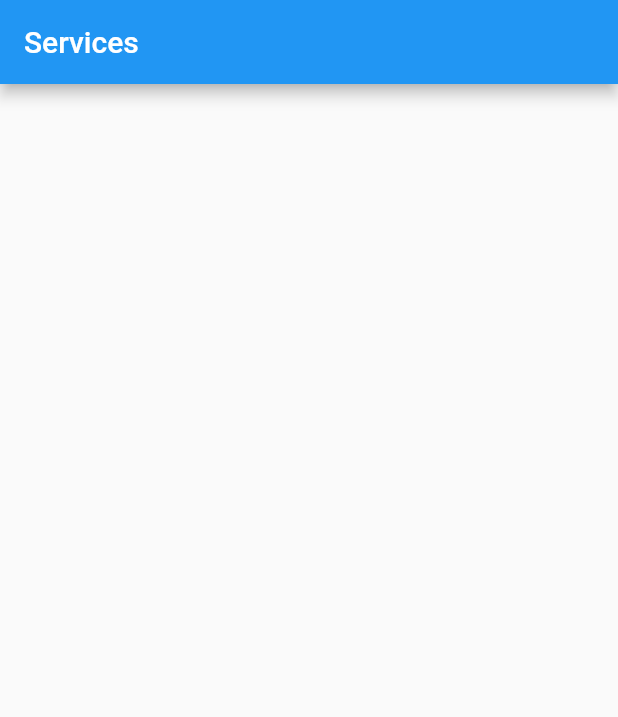
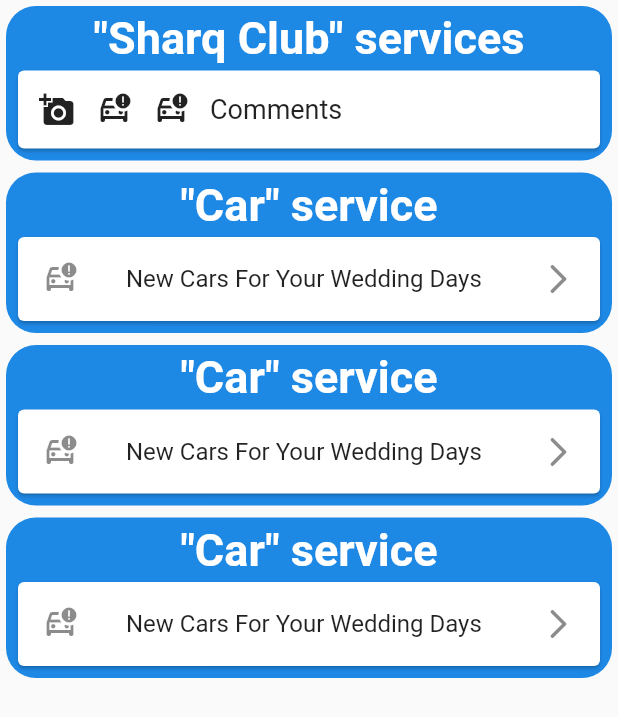
Before and after one commit to Azizbek-Beknazarov/sharq-crm, a Flutter app: the ServicePage screen opened directly, on a phone screen of 412 x 824 dp. Shown: the top 717 px of the screen. Run offline on Flutter 3.47's test engine with Material 2 defaults, Android fonts, the phone set to English and light mode, and no system bars; our stand-ins replace another_flushbar, cloud_firestore, dartz, equatable, firebase_auth, firebase_core and 5 more; accounts and stored records are empty.

Commit message:
service added

```diff
--- a/lib/core/usecase/usecase.dart
+++ b/lib/core/usecase/usecase.dart
@@ -35,12 +35,11 @@ class NoParams extends Equatable {
 //2
 class CarParams extends Equatable {
   final CarEntity carParam;
-  final String customerID;
 
-  CarParams(this.carParam, this.customerID);
+  CarParams(this.carParam);
 
   @override
-  List<Object?> get props => [carParam, customerID];
+  List<Object?> get props => [carParam];
 }
 
 //3
@@ -55,11 +54,11 @@ class CustomerUpdateParams extends Equatable {
 }
 //4
 
-class CarsParams extends Equatable {
-  final String customerID;
-
-  CarsParams( this.customerID);
-
-  @override
-  List<Object?> get props => [ customerID];
-}
+// class CarsParams extends Equatable {
+//   final String customerID;
+//
+//   CarsParams( this.customerID);
+//
+//   @override
+//   List<Object?> get props => [ customerID];
+// }
--- a/lib/features/customers/presentation/page/customer_auth_pages/confirm_customer_page.dart
+++ b/lib/features/customers/presentation/page/customer_auth_pages/confirm_customer_page.dart
@@ -1,6 +1,6 @@
 import 'package:flutter/cupertino.dart';
 import 'package:flutter/material.dart';
-import 'package:sharq_crm/features/customers/presentation/page/customer_auth_pages/service_page.dart';
+import 'package:sharq_crm/features/orders/service_page.dart';
 
 class ConfirmationPageCustomer extends StatelessWidget {
   ConfirmationPageCustomer({Key? key}) : super(key: key);
--- a/lib/features/customers/presentation/page/customer_auth_pages/login_customer_page.dart
+++ b/lib/features/customers/presentation/page/customer_auth_pages/login_customer_page.dart
@@ -1,7 +1,7 @@
 import 'package:flutter/cupertino.dart';
 import 'package:flutter/material.dart';
 import 'package:sharq_crm/features/customers/presentation/page/customer_auth_pages/signup_customer_page.dart';
-import 'package:sharq_crm/features/customers/presentation/page/customer_auth_pages/service_page.dart';
+import 'package:sharq_crm/features/orders/service_page.dart';
 
 
 class LogInCustomerPage extends StatelessWidget {
--- a/lib/features/customers/presentation/page/customer_auth_pages/service_page.dart
+++ /dev/null
@@ -1,20 +0,0 @@
-import 'package:flutter/cupertino.dart';
-import 'package:flutter/material.dart';
-
-class ServicePage extends StatefulWidget {
-  const ServicePage({Key? key}) : super(key: key);
-
-  @override
-  State<ServicePage> createState() => _ServicePageState();
-}
-
-class _ServicePageState extends State<ServicePage> {
-  @override
-  Widget build(BuildContext context) {
-    return Scaffold(
-      appBar: AppBar(
-        title: Text('Services'),
-      ),
-    );
-  }
-}
--- a/lib/features/orders/domain/repository/car_repo.dart
+++ b/lib/features/orders/domain/repository/car_repo.dart
@@ -3,9 +3,9 @@ import 'package:sharq_crm/core/error/failures.dart';
 import 'package:sharq_crm/features/orders/domain/entity/car_entity.dart';
 
 abstract class CarRepo {
-  Future<void> addNewCar(CarEntity newCar, String customerID);
+  Future<void> addNewCar(CarEntity newCar);
 
-  Future<Either<Failure, List<CarEntity>>> getAllCars(String customerId);
+  Future<Either<Failure, List<CarEntity>>> getAllCars();
 
   // Future<void> deleteCar(String carId);
   //
--- a/lib/features/orders/domain/usecase/car_usecase/add_new_car.dart
+++ b/lib/features/orders/domain/usecase/car_usecase/add_new_car.dart
@@ -9,6 +9,6 @@ class AddNewCarUseCase extends UseCaseCar<void, CarParams> {
 
   @override
   Future<void> call({required CarParams params}) async{
-    return await carRepo.addNewCar(params.carParam, params.customerID);
+    return await carRepo.addNewCar(params.carParam);
   }
 }
--- a/lib/features/orders/domain/usecase/car_usecase/get_all_cars.dart
+++ b/lib/features/orders/domain/usecase/car_usecase/get_all_cars.dart
@@ -4,13 +4,13 @@ import 'package:sharq_crm/core/usecase/usecase.dart';
 import 'package:sharq_crm/features/orders/domain/entity/car_entity.dart';
 import 'package:sharq_crm/features/orders/domain/repository/car_repo.dart';
 
-class GetAllCarsUseCase extends UseCase<List<CarEntity>, CarsParams> {
+class GetAllCarsUseCase extends UseCase<List<CarEntity>, NoParams> {
   final CarRepo repo;
 
   GetAllCarsUseCase({required this.repo});
 
   @override
-  Future<Either<Failure, List<CarEntity>>> call(CarsParams params) async {
-    return await repo.getAllCars(params.customerID);
+  Future<Either<Failure, List<CarEntity>>> call(NoParams params) async {
+    return await repo.getAllCars();
   }
 }
--- a/lib/features/orders/presentation/bloc/car_bloc/car_bloc.dart
+++ b/lib/features/orders/presentation/bloc/car_bloc/car_bloc.dart
@@ -16,7 +16,7 @@ class CarBloc extends Bloc<CarEvents, CarStates> {
       if (event is CarAddNewEvent) {
         emit(CarLoadingState());
         await _newCarUseCase
-            .call(params: CarParams(event.newCar, event.customerID))
+            .call(params: CarParams(event.newCar, ))
             .then((value) => emit(CarAddedState()))
             .catchError((error) => emit(CarErrorState(error: error)));
       }
@@ -25,7 +25,7 @@ class CarBloc extends Bloc<CarEvents, CarStates> {
     on<CarGetAllEvent>((event, emit) async{
       if(event is CarGetAllEvent){
         emit(CarLoadingState());
-        final failOrCar=await _getAllCarsUseCase.call(CarsParams(event.customerID));
+        final failOrCar=await _getAllCarsUseCase.call(NoParams());
         failOrCar.fold((l) => emit(CarErrorState(error: 'CarGetAllEvent error in CarBloc')),
                 (r) => emit(CarLoadedState(cars: r)));
       }
--- a/lib/features/orders/presentation/bloc/car_bloc/car_event.dart
+++ b/lib/features/orders/presentation/bloc/car_bloc/car_event.dart
@@ -11,15 +11,15 @@ abstract class CarEvents extends Equatable {
 //1
 class CarAddNewEvent extends CarEvents {
   final CarEntity newCar;
-  final String customerID;
 
-  CarAddNewEvent(this.newCar, this.customerID) : super([newCar, customerID]);
+
+  CarAddNewEvent(this.newCar, ) : super([newCar, ]);
 }
 
 //2
 class CarGetAllEvent extends CarEvents {
 
-  final String customerID;
 
-  CarGetAllEvent(this.customerID);
+
+  CarGetAllEvent();
 }
--- /dev/null
+++ b/lib/features/orders/service_page.dart
@@ -0,0 +1,244 @@
+import 'package:flutter/cupertino.dart';
+import 'package:flutter/material.dart';
+import 'package:flutter_bloc/flutter_bloc.dart';
+import 'package:sharq_crm/features/orders/presentation/bloc/car_bloc/car_bloc.dart';
+import 'package:sharq_crm/features/orders/presentation/bloc/car_bloc/car_state.dart';
+import 'package:sharq_crm/features/orders/presentation/page/car/car_page.dart';
+import 'package:sharq_crm/features/orders/presentation/page/car/car_service_page.dart';
+
+class ServicePage extends StatefulWidget {
+  const ServicePage({Key? key}) : super(key: key);
+
+  @override
+  State<ServicePage> createState() => _ServicePageState();
+}
+
+class _ServicePageState extends State<ServicePage> {
+  @override
+  Widget build(BuildContext context) {
+    return BlocBuilder<CarBloc, CarStates>(builder: (context, carState) {
+      return Scaffold(
+        body: SafeArea(
+          child: SingleChildScrollView(
+            scrollDirection: Axis.vertical,
+            child: Column(
+              children: [
+                Container(
+                  margin: EdgeInsets.all(4),
+                  padding: new EdgeInsets.all(4),
+                  decoration: new BoxDecoration(
+                      color: Colors.blue.shade600,
+                      borderRadius: BorderRadius.all(Radius.circular(20))),
+                  child: new Column(
+                    crossAxisAlignment: CrossAxisAlignment.center,
+                    mainAxisSize: MainAxisSize.min,
+                    children: [
+                      Text(
+                        '"Sharq Club" services',
+                        style: TextStyle(
+                            color: Colors.white,
+                            fontSize: 30.0,
+                            fontWeight: FontWeight.bold),
+                      ),
+                      new Card(
+                        child: new Column(
+                          children: <Widget>[
+                            // new Image.network('https://i.ytimg.com/vi/fq4N0hgOWzU/maxresdefault.jpg'),
+                            new Padding(
+                                padding: new EdgeInsets.all(7.0),
+                                child: new Row(
+                                  children: <Widget>[
+                                    new Padding(
+                                      padding: new EdgeInsets.all(7.0),
+                                      child: new Icon(Icons.add_a_photo),
+                                    ),
+                                    new Padding(
+                                      padding: new EdgeInsets.all(7.0),
+                                      child: new Icon(Icons.car_crash_outlined),
+                                    ),
+                                    new Padding(
+                                      padding: new EdgeInsets.all(7.0),
+                                      child: new Icon(Icons.car_crash_outlined),
+                                    ),
+                                    new Padding(
+                                      padding: new EdgeInsets.all(7.0),
+                                      child: new Text('Comments',
+                                          style: new TextStyle(fontSize: 18.0)),
+                                    )
+                                  ],
+                                ))
+                          ],
+                        ),
+                      )
+                    ],
+                  ),
+                ),
+                Container(
+                  margin: EdgeInsets.all(4),
+                  padding: new EdgeInsets.all(4),
+                  decoration: new BoxDecoration(
+                      color: Colors.blue.shade600,
+                      borderRadius: BorderRadius.all(Radius.circular(20))),
+                  child: Column(
+                    crossAxisAlignment: CrossAxisAlignment.center,
+                    mainAxisSize: MainAxisSize.min,
+                    children: [
+                      Text(
+                        '"Car" service',
+                        style: TextStyle(
+                            color: Colors.white,
+                            fontSize: 30.0,
+                            fontWeight: FontWeight.bold),
+                      ),
+                      new Card(
+                        child: ListTile(
+                          onTap: (){
+                            Navigator.push(context, MaterialPageRoute(builder: (_)=>CarServicePage()));
+                          },
+                          style: ListTileStyle.list,
+                          leading: Icon(Icons.car_crash_outlined),
+                          trailing: Icon(Icons.arrow_forward_ios_rounded),
+                          title: Text('New Cars For Your Wedding Days'),
+                        ),
+                      )
+                    ],
+                  ),
+                ),
+                Container(
+                  margin: EdgeInsets.all(4),
+                  padding: new EdgeInsets.all(4),
+                  decoration: new BoxDecoration(
+                      color: Colors.blue.shade600,
+                      borderRadius: BorderRadius.all(Radius.circular(20))),
+                  child: Column(
+                    crossAxisAlignment: CrossAxisAlignment.center,
+                    mainAxisSize: MainAxisSize.min,
+                    children: [
+                      Text(
+                        '"Car" service',
+                        style: TextStyle(
+                            color: Colors.white,
+                            fontSize: 30.0,
+                            fontWeight: FontWeight.bold),
+                      ),
+                      new Card(
+                        child: ListTile(
+                          style: ListTileStyle.list,
+                          leading: Icon(Icons.car_crash_outlined),
+                          trailing: Icon(Icons.arrow_forward_ios_rounded),
+                          title: Text('New Cars For Your Wedding Days'),
+                        ),
+                      )
+                    ],
+                  ),
+                ),
+                Container(
+                  margin: EdgeInsets.all(4),
+                  padding: new EdgeInsets.all(4),
+                  decoration: new BoxDecoration(
+                      color: Colors.blue.shade600,
+                      borderRadius: BorderRadius.all(Radius.circular(20))),
+                  child: Column(
+                    crossAxisAlignment: CrossAxisAlignment.center,
+                    mainAxisSize: MainAxisSize.min,
+                    children: [
+                      Text(
+                        '"Car" service',
+                        style: TextStyle(
+                            color: Colors.white,
+                            fontSize: 30.0,
+                            fontWeight: FontWeight.bold),
+                      ),
+                      new Card(
+                        child: ListTile(
+                          style: ListTileStyle.list,
+                          leading: Icon(Icons.car_crash_outlined),
+                          trailing: Icon(Icons.arrow_forward_ios_rounded),
+                          title: Text('New Cars For Your Wedding Days'),
+                        ),
+                      )
+                    ],
+                  ),
+                ),
+
+              ],
+            ),
+          ),
+        ),
+
+        // Column(
+        //   children: [
+        //     // Spacer(),
+        //      _card(size),
+        //      ElevatedCardExample(),
+        //       FilledCardExample(),
+        //
+        //     OutlinedCardExample(),
+        //
+        //     Spacer(),
+        //   ],
+        // ),
+      );
+    });
+  }
+}
+
+class ElevatedCardExample extends StatelessWidget {
+  const ElevatedCardExample({super.key});
+
+  @override
+  Widget build(BuildContext context) {
+    return const Center(
+      child: Card(
+        child: SizedBox(
+          width: 190,
+          height: 100,
+          child: Center(child: Text('Elevated Card')),
+        ),
+      ),
+    );
+  }
+}
+
+class FilledCardExample extends StatelessWidget {
+  const FilledCardExample({super.key});
+
+  @override
+  Widget build(BuildContext context) {
+    return Center(
+      child: Card(
+        elevation: 0,
+        color: Theme.of(context).colorScheme.surfaceVariant,
+        child: const SizedBox(
+          width: 300,
+          height: 100,
+          child: Center(child: Text('Filled Card')),
+        ),
+      ),
+    );
+  }
+}
+
+class OutlinedCardExample extends StatelessWidget {
+  const OutlinedCardExample({super.key});
+
+  @override
+  Widget build(BuildContext context) {
+    return Center(
+      child: Card(
+        elevation: 0,
+        shape: RoundedRectangleBorder(
+          side: BorderSide(
+            color: Theme.of(context).colorScheme.outline,
+          ),
+          borderRadius: const BorderRadius.all(Radius.circular(12)),
+        ),
+        child: const SizedBox(
+          width: 300,
+          height: 100,
+          child: Center(child: Text('Outlined Card')),
+        ),
+      ),
+    );
+  }
+}
--- a/lib/main.dart
+++ b/lib/main.dart
@@ -7,8 +7,8 @@ import 'package:sharq_crm/features/orders/presentation/bloc/car_bloc/car_bloc.da
 import 'features/auth/presentation/bloc/m_auth_bloc.dart';
 import 'features/choose_page.dart';
 import 'features/injection_container.dart' as di;
+import 'features/orders/service_page.dart';
 
-import 'features/splash_screen.dart';
 
 void main() async {
   WidgetsFlutterBinding.ensureInitialized();
```
Also changed, not shown: lib/features/customers/presentation/page/customer_detail_page.dart (+4 -4 lines), lib/features/customers/presentation/page/customers_page.dart (+13 -4 lines), lib/features/orders/data/datasourse/car_datasource.dart (+15 -12 lines), lib/features/orders/data/repository/car_repo_impl.dart (+4 -4 lines), lib/features/orders/presentation/page/car/car_page.dart (+27 -28 lines), lib/features/orders/presentation/page/car/car_service_page.dart (added, +50 -0 lines), lib/features/orders/presentation/page/car/car_update_delete_add_page.dart (added, +15 -0 lines), lib/features/orders/presentation/page/car/example.dart (deleted, +0 -31 lines), 1 other file.
